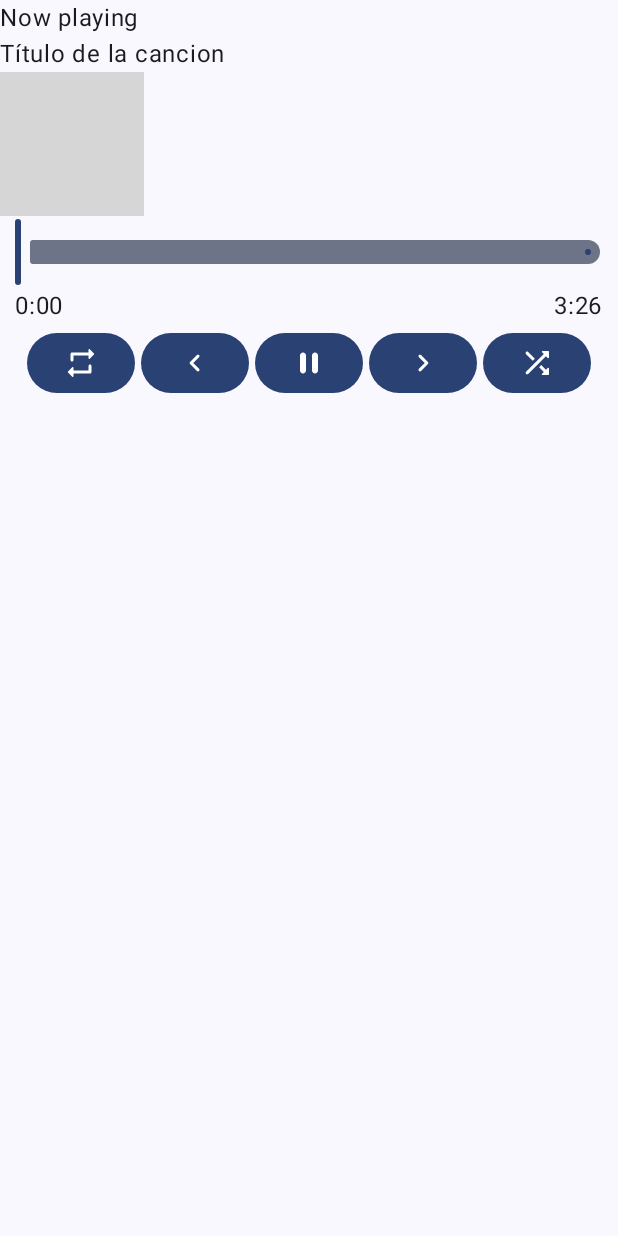
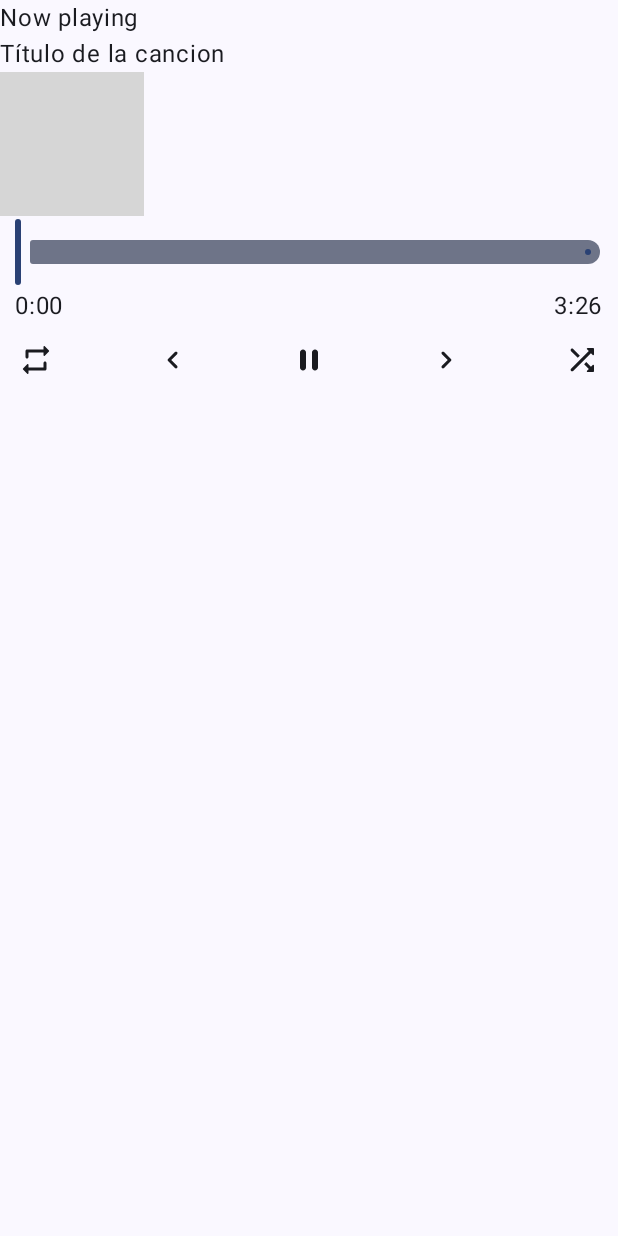
Before and after one commit to FranB01/Not_Spotify, an Android app built with Jetpack Compose: the @Preview function PreviewCancion, on a phone screen of 412 x 824 dp. Run offline under Robolectric (Android 15) with nearby library versions, the phone set to English and light mode, and no system bars; grey boxes are pictures that could not be loaded.

Commit message:
18-dic-21 Created viewmodel, song component, added res files

```diff
--- a/app/src/main/java/com/franb/notspotify/MainActivity.kt
+++ b/app/src/main/java/com/franb/notspotify/MainActivity.kt
@@ -15,6 +15,7 @@ import com.franb.notspotify.ui.theme.NotSpotifyTheme
 class MainActivity : ComponentActivity() {
     override fun onCreate(savedInstanceState: Bundle?) {
         super.onCreate(savedInstanceState)
+        ListaCanciones.cargarCanciones()
         setContent {
             NotSpotifyTheme {
                 // A surface container using the 'background' color from the theme
--- a/app/src/main/java/com/franb/notspotify/shared/CancionViewModel.kt
+++ b/app/src/main/java/com/franb/notspotify/shared/CancionViewModel.kt
@@ -14,7 +14,7 @@ class CancionViewModel: ViewModel(){
         _playing.value = nuevoValor
     }
 
-    private val _cancion = MutableStateFlow(Cancion("Título de la cancion", R.drawable.smt4,0))
+    private val _cancion = MutableStateFlow(Cancion("Título de la cancion", R.drawable.smt4, R.raw.smt4_tokyo))
     val cancion = _cancion.asStateFlow()
 
     private val _tiempoActual = MutableStateFlow(0)
--- a/app/src/main/java/com/franb/notspotify/vistas/ComponenteCancion.kt
+++ b/app/src/main/java/com/franb/notspotify/vistas/ComponenteCancion.kt
@@ -17,6 +17,7 @@ import androidx.compose.material.icons.rounded.Repeat
 import androidx.compose.material.icons.rounded.Shuffle
 import androidx.compose.material3.Button
 import androidx.compose.material3.Icon
+import androidx.compose.material3.IconButton
 import androidx.compose.material3.MaterialTheme
 import androidx.compose.material3.Slider
 import androidx.compose.material3.Surface
@@ -71,22 +72,21 @@ fun ComponenteCancion() {
 
             // anterior, siguiente, play/stop, loop, shuffle
             Row(
-                horizontalArrangement = Arrangement.Center,
+                horizontalArrangement = Arrangement.SpaceBetween,
                 modifier = Modifier.fillMaxWidth()
             ) {
                 // loop
-                Button(onClick = { /*TODO*/ }, modifier = Modifier.padding(2.dp)) {
-                    // TODO if looping icono relleno else icono normal
+                IconButton(onClick = { /*TODO*/ }) {
                     Icon(Icons.Rounded.Repeat, "Repetir")
                 }
 
                 // anterior
-                Button(onClick = { /*TODO*/ }, modifier = Modifier.padding(2.dp)) {
+                IconButton(onClick = { /*TODO*/ }) {
                     Icon(Icons.AutoMirrored.Rounded.KeyboardArrowLeft, "Cancion anterior")
                 }
 
                 // play pause
-                Button(onClick = { /*TODO*/ }, modifier = Modifier.padding(2.dp)) {
+                IconButton(onClick = { /*TODO*/ }) {
                     if (viewModel.playing.value) {
                         Icon(Icons.Rounded.PlayArrow, "Play")
                     } else {
@@ -95,12 +95,12 @@ fun ComponenteCancion() {
                 }
 
                 // siguiente
-                Button(onClick = { /*TODO*/ }, modifier = Modifier.padding(2.dp)) {
+                IconButton(onClick = { /*TODO*/ }) {
                     Icon(Icons.AutoMirrored.Rounded.KeyboardArrowRight, "Cancion siguiente")
                 }
 
                 // shuffle
-                Button(onClick = { /*TODO*/ }, modifier = Modifier.padding(2.dp)) {
+                IconButton(onClick = { /*TODO*/ }) {
                     Icon(Icons.Rounded.Shuffle, "Shuffle")
                 }
             }
@@ -114,7 +114,6 @@ fun ComponenteCancion() {
 @Composable
 fun PreviewCancion() {
     NotSpotifyTheme {
-        // A surface container using the 'background' color from the theme
         Surface(
             modifier = Modifier.fillMaxSize(),
             color = MaterialTheme.colorScheme.background
```
